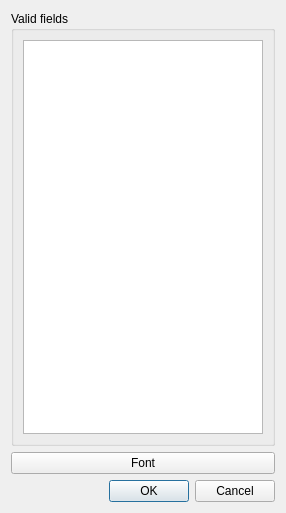
Before: the Qt Designer form DlgSettings.ui in congchenutd/bibfixer, drawn with Qt 5.
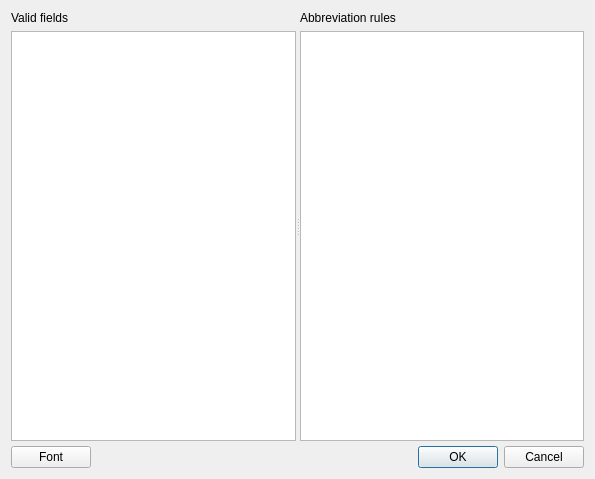
After: the same form once the commit is applied.

```diff
--- a/DlgSettings.ui
+++ b/DlgSettings.ui
@@ -6,26 +6,60 @@
    <rect>
     <x>0</x>
     <y>0</y>
-    <width>286</width>
-    <height>513</height>
+    <width>595</width>
+    <height>479</height>
    </rect>
   </property>
   <property name="windowTitle">
    <string>Settings</string>
   </property>
-  <layout class="QVBoxLayout" name="verticalLayout">
+  <layout class="QVBoxLayout" name="verticalLayout_3">
+   <property name="spacing">
+    <number>5</number>
+   </property>
    <item>
-    <widget class="QGroupBox" name="groupBox">
-     <property name="title">
-      <string>Valid fields</string>
+    <widget class="QSplitter" name="splitter">
+     <property name="sizePolicy">
+      <sizepolicy hsizetype="Expanding" vsizetype="Expanding">
+       <horstretch>0</horstretch>
+       <verstretch>0</verstretch>
+      </sizepolicy>
      </property>
+     <property name="orientation">
+      <enum>Qt::Horizontal</enum>
+     </property>
+     <widget class="QWidget" name="layoutWidget">
      <layout class="QVBoxLayout" name="verticalLayout_2">
+       <item>
+        <widget class="QLabel" name="label_2">
+         <property name="text">
+          <string>Valid fields</string>
+         </property>
+        </widget>
+       </item>
       <item>
        <widget class="QPlainTextEdit" name="teFields"/>
       </item>
      </layout>
     </widget>
-   </item>
+     <widget class="QWidget" name="layoutWidget">
+      <layout class="QVBoxLayout" name="verticalLayout">
+       <item>
+        <widget class="QLabel" name="label">
+         <property name="text">
+          <string>Abbreviation rules</string>
+         </property>
+        </widget>
+       </item>
+       <item>
+        <widget class="QPlainTextEdit" name="teAbbreviation"/>
+       </item>
+      </layout>
+     </widget>
+    </widget>
+   </item>
+   <item>
+    <layout class="QHBoxLayout" name="horizontalLayout">
    <item>
     <widget class="QPushButton" name="btFont">
      <property name="text">
@@ -36,6 +70,19 @@
      </property>
     </widget>
    </item>
+     <item>
+      <spacer name="horizontalSpacer">
+       <property name="orientation">
+        <enum>Qt::Horizontal</enum>
+       </property>
+       <property name="sizeHint" stdset="0">
+        <size>
+         <width>217</width>
+         <height>20</height>
+        </size>
+       </property>
+      </spacer>
+     </item>
    <item>
     <widget class="QDialogButtonBox" name="buttonBox">
      <property name="orientation">
@@ -45,6 +92,8 @@
       <set>QDialogButtonBox::Cancel|QDialogButtonBox::Ok</set>
      </property>
     </widget>
+     </item>
+    </layout>
    </item>
   </layout>
  </widget>
```
Lines whose indentation alone changed are shown as unchanged.
